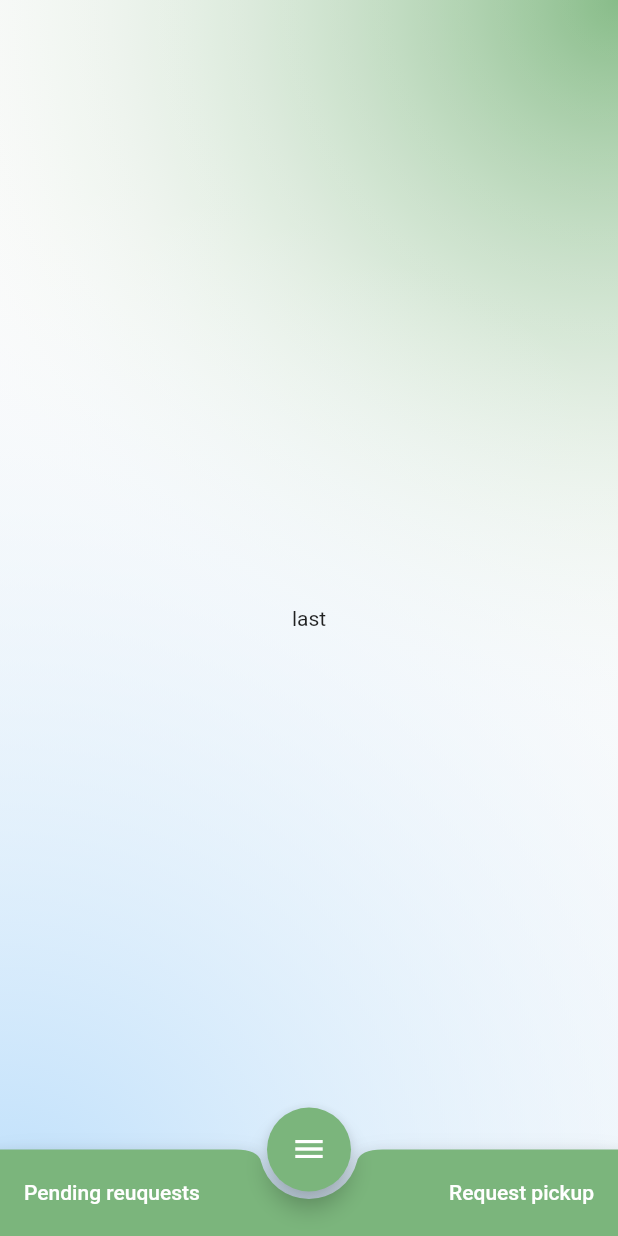
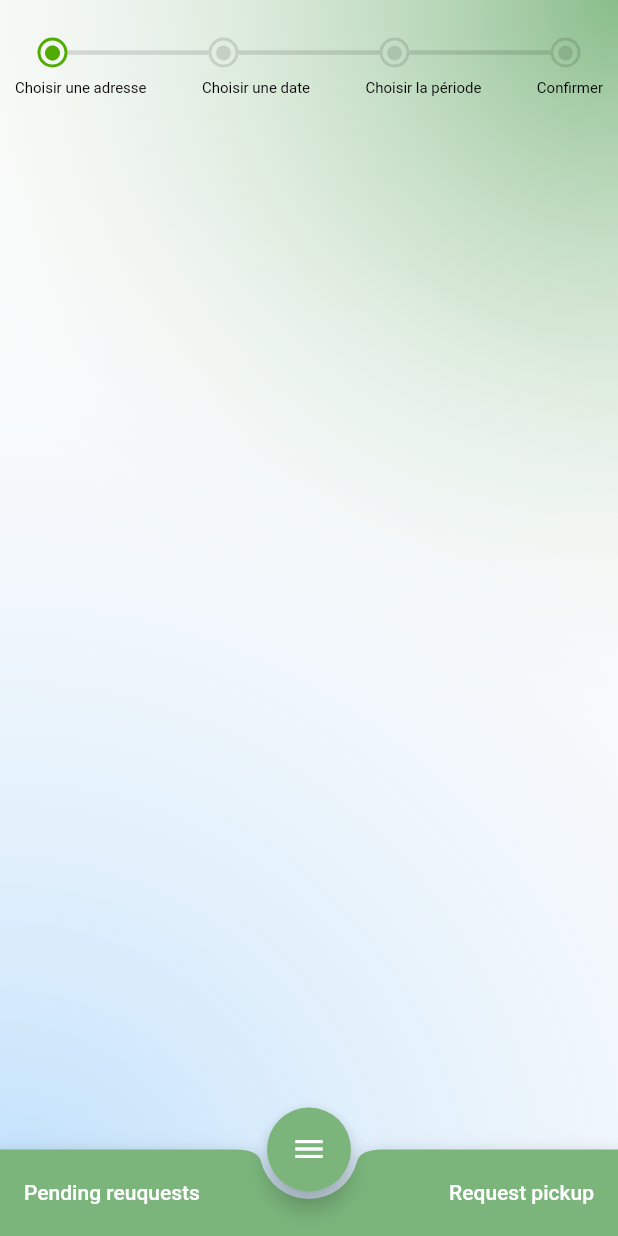
Before and after one commit to Amal1999/colibris_mobile, a Flutter app: the screen it shows after launch, after a tap on "Configurer", after a tap on "Pending reuquests", after a tap on "Request pickup", on a phone screen of 412 x 824 dp. Run offline on Flutter 3.47's test engine with Material 2 defaults, Android fonts, the phone set to English and light mode, and no system bars; our stand-ins replace google_maps_flutter, image_picker; missing offline and left inert: place_picker.

Commit message:
ready to merge

```diff
--- a/lib/ui/screens/home.dart
+++ b/lib/ui/screens/home.dart
@@ -1,10 +1,14 @@
-// ignore_for_file: prefer_final_fields, prefer_const_constructors, prefer_const_literals_to_create_immutables
+// ignore_for_file: prefer_final_fields, prefer_const_constructors
+
+import 'package:colibris_mobile/ui/screens/pickup_request/pickup_request.dart';
 import 'package:flutter/material.dart';
 import 'package:colibris_mobile/ui/screens/profile/profile.dart';
 import 'package:colibris_mobile/settings/config.dart';
 import 'package:colibris_mobile/settings/const.dart';
 
 class HomeScreen extends StatefulWidget {
+  const HomeScreen({Key? key}) : super(key: key);
+
   @override
   _HomeScreenState createState() => _HomeScreenState();
 }
@@ -15,9 +19,7 @@ class _HomeScreenState extends State<HomeScreen> {
       child: Text("first"),
     ),
     Profile(),
-    Center(
-      child: Text("last"),
-    )
+    PickupRequest()
   ];
   int _currentIndex = 1;
 
--- /dev/null
+++ b/lib/ui/screens/pickup_request/pickup_request.dart
@@ -0,0 +1,23 @@
+// ignore_for_file: prefer_const_constructors
+
+import 'package:colibris_mobile/ui/screens/pickup_request/widgets/step_progress_view.dart';
+import 'package:flutter/material.dart';
+
+class PickupRequest extends StatefulWidget {
+  const PickupRequest({Key? key}) : super(key: key);
+
+  @override
+  _PickupRequestState createState() => _PickupRequestState();
+}
+
+class _PickupRequestState extends State<PickupRequest> {
+  final List<String> titles = ["Choisir une adresse", "Choisir une date", "Choisir la période","Confirmer"];
+  final int _curStep = 1;
+  @override
+  Widget build(BuildContext context) {
+    return StepProgressView(width: MediaQuery.of(context).size.width,
+        curStep: _curStep,
+        color: Color(0xff50AC02),
+        titles: titles);
+  }
+}
--- /dev/null
+++ b/lib/ui/screens/pickup_request/widgets/step_progress_view.dart
@@ -0,0 +1,100 @@
+import 'package:flutter/material.dart';
+
+class StepProgressView extends StatelessWidget {
+  final double _width;
+
+  final List<String> _titles;
+  final int _curStep;
+  final Color _activeColor;
+  final Color _inactiveColor = Colors.black12; //Color(0xFFE6EEF3);
+  final double lineWidth = 3.0;
+
+  StepProgressView(
+      {Key? key,
+      required int curStep,
+      List<String>? titles,
+      required double width,
+      required Color color})
+      : _titles = titles!,
+        _curStep = curStep,
+        _width = width,
+        _activeColor = color,
+        assert(width > 0),
+        super(key: key);
+
+  @override
+  Widget build(BuildContext context) {
+    return SizedBox(
+        width: _width,
+        child: Column(
+          children: <Widget>[
+            Padding(
+              padding: EdgeInsets.fromLTRB(25, 25, 25, 0),
+              child: Row(
+                children: _iconViews(),
+              ),
+            ),
+            SizedBox(
+              height: 8,
+            ),
+            Padding(
+              padding: EdgeInsets.symmetric(horizontal: 10),
+              child: Row(
+                mainAxisAlignment: MainAxisAlignment.spaceBetween,
+                children: _titleViews(),
+              ),
+            ),
+          ],
+        ));
+  }
+
+  List<Widget> _iconViews() {
+    var list = <Widget>[];
+    _titles.asMap().forEach((i, icon) {
+      var circleColor =
+          (i == 0 || _curStep > i + 1) ? _activeColor : _inactiveColor;
+      var lineColor = _curStep > i + 1 ? _activeColor : _inactiveColor;
+      var iconColor =
+          (i == 0 || _curStep > i + 1) ? _activeColor : _inactiveColor;
+
+      list.add(
+        Container(
+          width: 20.0,
+          height: 20.0,
+          decoration: BoxDecoration(
+            borderRadius: BorderRadius.all(Radius.circular(22.0)),
+            border: Border.all(
+              color: circleColor,
+              width: 2.0,
+            ),
+          ),
+          child: Icon(
+            Icons.circle,
+            color: iconColor,
+            size: 12.0,
+          ),
+        ),
+      );
+
+      //line between icons
+      if (i != _titles.length - 1) {
+        list.add(Expanded(
+            child: Container(
+          height: lineWidth,
+          color: lineColor,
+        )));
+      }
+    });
+
+    return list;
+  }
+
+  List<Widget> _titleViews() {
+    var list = <Widget>[];
+    _titles.asMap().forEach((i, text) {
+      list.add(
+          Text(text, style: TextStyle(color: Color(0xFF000000), fontSize: 10)));
+    });
+    return list;
+  }
+}
```
